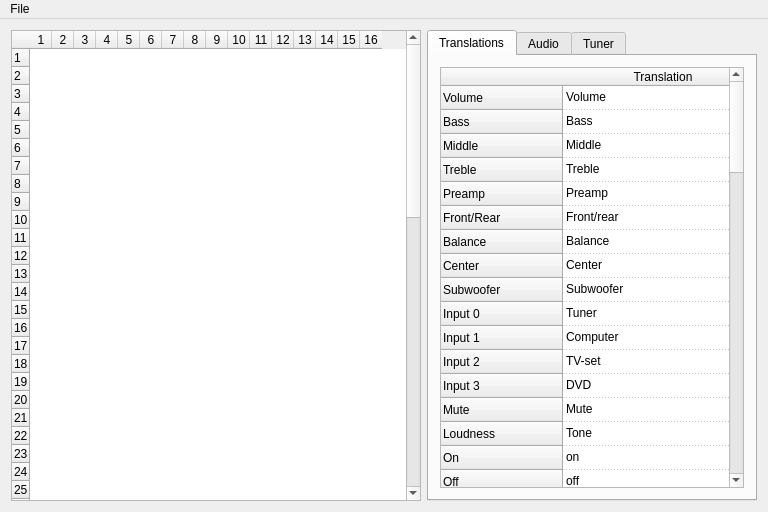
The window that editor/mainwindow.ui (WiseLord/ampcontrol) describes before a commit, drawn with Qt 5.
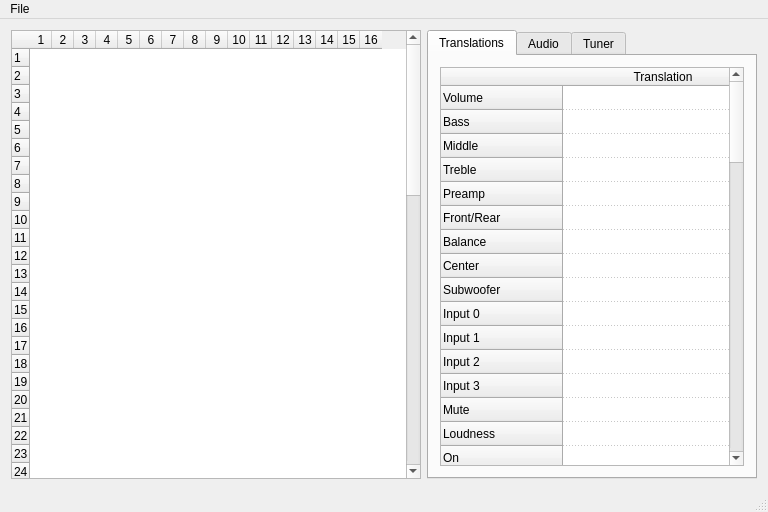
The same window after the commit. The open tabs and pages were chosen to show the change.

```diff
--- a/editor/mainwindow.ui
+++ b/editor/mainwindow.ui
@@ -506,351 +506,6 @@
             <string>Translation</string>
            </property>
           </column>
-          <item row="0" column="0">
-           <property name="text">
-            <string>Volume</string>
-           </property>
-          </item>
-          <item row="1" column="0">
-           <property name="text">
-            <string>Bass</string>
-           </property>
-          </item>
-          <item row="2" column="0">
-           <property name="text">
-            <string>Middle</string>
-           </property>
-          </item>
-          <item row="3" column="0">
-           <property name="text">
-            <string>Treble</string>
-           </property>
-          </item>
-          <item row="4" column="0">
-           <property name="text">
-            <string>Preamp</string>
-           </property>
-          </item>
-          <item row="5" column="0">
-           <property name="text">
-            <string>Front/rear</string>
-           </property>
-          </item>
-          <item row="6" column="0">
-           <property name="text">
-            <string>Balance</string>
-           </property>
-          </item>
-          <item row="7" column="0">
-           <property name="text">
-            <string>Center</string>
-           </property>
-          </item>
-          <item row="8" column="0">
-           <property name="text">
-            <string>Subwoofer</string>
-           </property>
-          </item>
-          <item row="9" column="0">
-           <property name="text">
-            <string>Tuner</string>
-           </property>
-          </item>
-          <item row="10" column="0">
-           <property name="text">
-            <string>Computer</string>
-           </property>
-          </item>
-          <item row="11" column="0">
-           <property name="text">
-            <string>TV-set</string>
-           </property>
-          </item>
-          <item row="12" column="0">
-           <property name="text">
-            <string>DVD</string>
-           </property>
-          </item>
-          <item row="13" column="0">
-           <property name="text">
-            <string>Mute</string>
-           </property>
-          </item>
-          <item row="14" column="0">
-           <property name="text">
-            <string>Tone</string>
-           </property>
-          </item>
-          <item row="15" column="0">
-           <property name="text">
-            <string>on</string>
-           </property>
-          </item>
-          <item row="16" column="0">
-           <property name="text">
-            <string>off</string>
-           </property>
-          </item>
-          <item row="17" column="0">
-           <property name="text">
-            <string>dB</string>
-           </property>
-          </item>
-          <item row="18" column="0">
-           <property name="text">
-            <string>   SUNDAY   </string>
-           </property>
-          </item>
-          <item row="19" column="0">
-           <property name="text">
-            <string>   MONDAY   </string>
-           </property>
-          </item>
-          <item row="20" column="0">
-           <property name="text">
-            <string>  TUESDAY   </string>
-           </property>
-          </item>
-          <item row="21" column="0">
-           <property name="text">
-            <string>  WEDNESDAY </string>
-           </property>
-          </item>
-          <item row="22" column="0">
-           <property name="text">
-            <string>  THURSDAY  </string>
-           </property>
-          </item>
-          <item row="23" column="0">
-           <property name="text">
-            <string>   FRIDAY   </string>
-           </property>
-          </item>
-          <item row="24" column="0">
-           <property name="text">
-            <string>  SATURDAY  </string>
-           </property>
-          </item>
-          <item row="25" column="0">
-           <property name="text">
-            <string>Brightness</string>
-           </property>
-          </item>
-          <item row="26" column="0">
-           <property name="text">
-            <string>Input status</string>
-           </property>
-          </item>
-          <item row="27" column="0">
-           <property name="text">
-            <string>RC5</string>
-           </property>
-          </item>
-          <item row="28" column="0">
-           <property name="text">
-            <string>Buttons</string>
-           </property>
-          </item>
-          <item row="29" column="0">
-           <property name="text">
-            <string>Learning mode</string>
-           </property>
-          </item>
-          <item row="30" column="0">
-           <property name="text">
-            <string>Button</string>
-           </property>
-          </item>
-          <item row="31" column="0">
-           <property name="text">
-            <string>Address</string>
-           </property>
-          </item>
-          <item row="32" column="0">
-           <property name="text">
-            <string>Command</string>
-           </property>
-          </item>
-          <item row="33" column="0">
-           <property name="text">
-            <string>Standby mode</string>
-           </property>
-          </item>
-          <item row="34" column="0">
-           <property name="text">
-            <string>Mute sound</string>
-           </property>
-          </item>
-          <item row="35" column="0">
-           <property name="text">
-            <string>Menu</string>
-           </property>
-          </item>
-          <item row="36" column="0">
-           <property name="text">
-            <string>Volume +</string>
-           </property>
-          </item>
-          <item row="37" column="0">
-           <property name="text">
-            <string>Volume -</string>
-           </property>
-          </item>
-          <item row="38" column="0">
-           <property name="text">
-            <string>Input 1</string>
-           </property>
-          </item>
-          <item row="39" column="0">
-           <property name="text">
-            <string>Input 2</string>
-           </property>
-          </item>
-          <item row="40" column="0">
-           <property name="text">
-            <string>Input 3</string>
-           </property>
-          </item>
-          <item row="41" column="0">
-           <property name="text">
-            <string>Input 4</string>
-           </property>
-          </item>
-          <item row="42" column="0">
-           <property name="text">
-            <string>Next input</string>
-           </property>
-          </item>
-          <item row="43" column="0">
-           <property name="text">
-            <string>Time</string>
-           </property>
-          </item>
-          <item row="44" column="0">
-           <property name="text">
-            <string>Backlight</string>
-           </property>
-          </item>
-          <item row="45" column="0">
-           <property name="text">
-            <string>Spectrum mode</string>
-           </property>
-          </item>
-          <item row="46" column="0">
-           <property name="text">
-            <string>Fall speed</string>
-           </property>
-          </item>
-          <item row="47" column="0">
-           <property name="text">
-            <string>Display mode</string>
-           </property>
-          </item>
-          <item row="48" column="0">
-           <property name="text">
-            <string>Timer</string>
-           </property>
-          </item>
-          <item row="49" column="0">
-           <property name="text">
-            <string>Alarm</string>
-           </property>
-          </item>
-          <item row="50" column="0">
-           <property name="text">
-            <string>Channel +</string>
-           </property>
-          </item>
-          <item row="51" column="0">
-           <property name="text">
-            <string>Channel -</string>
-           </property>
-          </item>
-          <item row="52" column="0">
-           <property name="text">
-            <string>FM tune</string>
-           </property>
-          </item>
-          <item row="53" column="0">
-           <property name="text">
-            <string>FM mono</string>
-           </property>
-          </item>
-          <item row="54" column="0">
-           <property name="text">
-            <string>Store freq</string>
-           </property>
-          </item>
-          <item row="55" column="0">
-           <property name="text">
-            <string>Button 1</string>
-           </property>
-          </item>
-          <item row="56" column="0">
-           <property name="text">
-            <string>Button 2</string>
-           </property>
-          </item>
-          <item row="57" column="0">
-           <property name="text">
-            <string>Button 3</string>
-           </property>
-          </item>
-          <item row="58" column="0">
-           <property name="text">
-            <string>Button 4</string>
-           </property>
-          </item>
-          <item row="59" column="0">
-           <property name="text">
-            <string>Button 5</string>
-           </property>
-          </item>
-          <item row="60" column="0">
-           <property name="text">
-            <string>Button 6</string>
-           </property>
-          </item>
-          <item row="61" column="0">
-           <property name="text">
-            <string>Button 7</string>
-           </property>
-          </item>
-          <item row="62" column="0">
-           <property name="text">
-            <string>Button 8</string>
-           </property>
-          </item>
-          <item row="63" column="0">
-           <property name="text">
-            <string>Button 9</string>
-           </property>
-          </item>
-          <item row="64" column="0">
-           <property name="text">
-            <string>Button 0</string>
-           </property>
-          </item>
-          <item row="65" column="0">
-           <property name="text">
-            <string>Left channel</string>
-           </property>
-          </item>
-          <item row="66" column="0">
-           <property name="text">
-            <string>Right channel</string>
-           </property>
-          </item>
-          <item row="67" column="0">
-           <property name="text">
-            <string>Threshold</string>
-           </property>
-          </item>
-          <item row="68" column="0">
-           <property name="text">
-            <string>Sensor</string>
-           </property>
-          </item>
          </widget>
         </item>
        </layout>
@@ -1840,6 +1495,7 @@
    </widget>
    <addaction name="menuFile"/>
   </widget>
+  <widget class="QStatusBar" name="statusBar"/>
   <action name="actionOpenEeprom">
    <property name="text">
     <string>Open eeprom binary</string>
```
Left out of the diff: 97 changed lines with no effect on the pictures.
